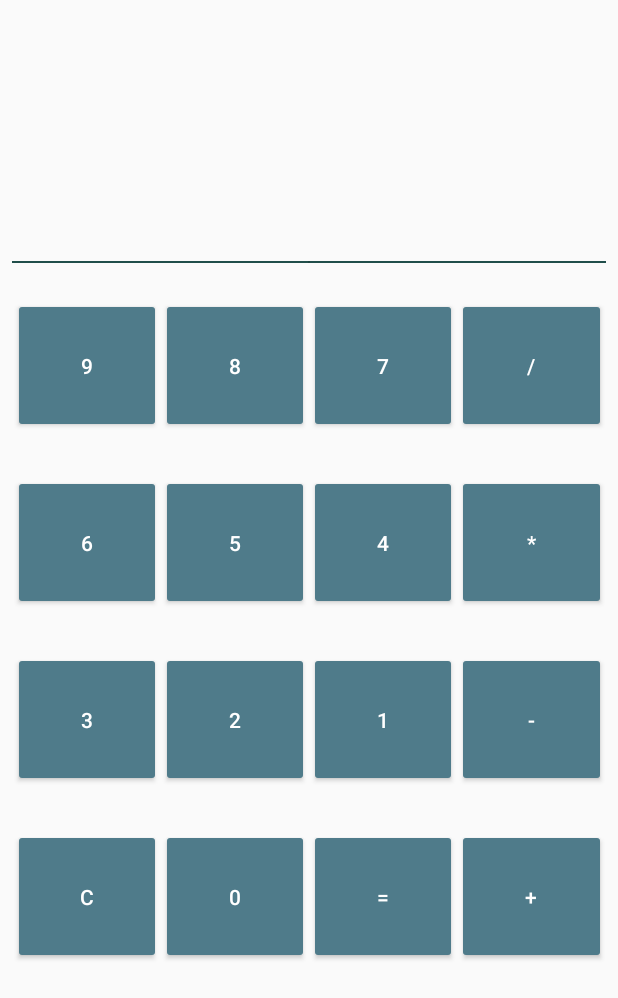
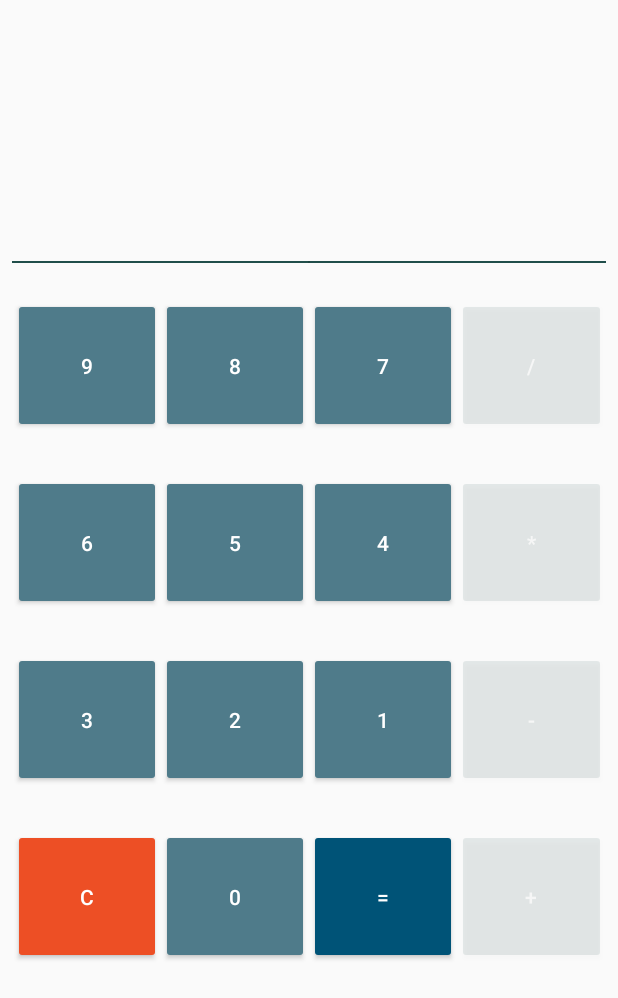
Before and after one commit to prateekro/AndroCalculator, an Android app: the ButtonCalculator screen opened directly, with no data from a screen before it, after a tap on an icon or button, on a phone screen of 412 x 824 dp. Shown: the top 998 px of the screen. Run offline under Robolectric (Android 15) with nearby library versions, the phone set to English and light mode, and no system bars.

Commit message:
Button calc completed

```diff
--- a/app/src/main/java/com/prateek/calculator/ButtonCalculator.java
+++ b/app/src/main/java/com/prateek/calculator/ButtonCalculator.java
@@ -7,12 +7,15 @@ import android.view.View;
 import android.widget.Button;
 import android.widget.TextView;
 
+import java.math.BigDecimal;
 import java.util.ArrayList;
+
+import static java.lang.Integer.parseInt;
 
 public class ButtonCalculator extends Activity implements View.OnClickListener {
 
     Button button[] = new Button[16];
-    TextView tv_view;
+    TextView tv_view, tv_result;
     String regex = "^(\\d+[\\+\\-\\*\\/]{1})+\\d+$";
 
     @Override
@@ -20,7 +23,9 @@ public class ButtonCalculator extends Activity implements View.OnClickListener {
         super.onCreate(savedInstanceState);
         setContentView(R.layout.activity_button_calculator);
         tv_view = (TextView) findViewById(R.id.tv_show);
+        tv_result = (TextView) findViewById(R.id.tv_result);
         tv_view.setText("");
+        tv_result.setText("");
 
 
     }
@@ -45,9 +50,9 @@ public class ButtonCalculator extends Activity implements View.OnClickListener {
 
     @Override
     public void onClick(View view) {
+        tv_result.setText("");
         for (Button btn: button){
             if(btn.getId() == view.getId()){
-
 
 //                setClickable(true);
 
@@ -71,7 +76,8 @@ public class ButtonCalculator extends Activity implements View.OnClickListener {
                 }else if(tv_view.getText().toString().matches("(\\d)*([\\+\\-\\*\\/]{1})\\d*")){
                     //split on symbol & perform symbol
                     Log.d("TAG - ButtonCalc", "onClick: Equals final regex with equal: " + (tv_view.getText().toString() + btn.getText().toString()));
-                    tv_view.setText(performCalculation(tv_view.getText().toString()));
+                    tv_result.setText(performCalculation(tv_view.getText().toString()));
+                    tv_view.setText("");
                 }
 
                 if(btn.getText().toString().contentEquals("C")){
@@ -92,14 +98,44 @@ public class ButtonCalculator extends Activity implements View.OnClickListener {
         String[] parts = full.split("([\\+\\-\\*\\/])");
         String part1 = parts[0]; // 004
         String part2 = parts[1];
+//        long temp = 0;
         String eval = "";
+        if (full.contains("/")) {
+            try  {
+                eval = ((new BigDecimal(part1)).divide(new BigDecimal(part2)))  + "";
+
+            } catch (Exception e) {
+                eval = "Undefined. Stop Testing me :D";
+            }
+        } else if(full.contains("*")){
+            try {
+                eval = (BigDecimal.valueOf(Double.parseDouble(part1)).multiply(BigDecimal.valueOf(Double.parseDouble(part2)))) + "";
+            } catch (Exception e) {
+                eval = "I'm still in process to learn";
+            }
+
+        }
+            else if(full.contains("-")){
+            eval = (parseInt(part1) - parseInt(part2)) + "";
+
+        }
+            else if(full.contains("+")){
+            eval = (parseInt(part1) + parseInt(part2)) + "";
+        }
+
+
+//        eval = " " + (part1) + (part2);
         return eval;
     }
 
     private void setClickable(Boolean bool){
         for (int i = 10; i < 14; i++){ // / * - +
             button[i].setClickable(bool);
-//            button[i].;
+            if (bool) {
+                button[i].setAlpha((float) 1);
+            } else {
+                button[i].setAlpha((float) 0.1);
+            }
 
         }
     }
--- a/app/src/main/res/layout/activity_button_calculator.xml
+++ b/app/src/main/res/layout/activity_button_calculator.xml
@@ -5,6 +5,21 @@
     android:layout_width="match_parent"
     android:layout_height="match_parent"
     tools:context=".ButtonCalculator">
+
+    <TextView
+        android:id="@+id/tv_result"
+        android:layout_width="359dp"
+        android:layout_height="wrap_content"
+        android:layout_marginStart="8dp"
+        android:layout_marginEnd="8dp"
+        android:fontFamily="sans-serif-thin"
+        android:textAlignment="center"
+        android:textColor="@color/colorPrimaryDark"
+        android:textSize="24sp"
+        app:layout_constraintBottom_toBottomOf="@+id/linear_1"
+        app:layout_constraintEnd_toEndOf="parent"
+        app:layout_constraintStart_toStartOf="parent"
+        app:layout_constraintTop_toTopOf="@+id/linear_1" />
 
     <LinearLayout
         android:id="@+id/linear_1"
@@ -96,7 +111,7 @@
             android:layout_width="wrap_content"
             android:layout_height="90dp"
             android:layout_weight="1"
-            android:backgroundTint="@color/colorBlack"
+            android:backgroundTint="@color/colorEngGreen"
             android:text="/"
             android:textColor="@android:color/background_light" />
     </LinearLayout>
@@ -148,7 +163,7 @@
             android:layout_width="wrap_content"
             android:layout_height="90dp"
             android:layout_weight="1"
-            android:backgroundTint="@color/colorBlack"
+            android:backgroundTint="@color/colorEngGreen"
             android:text="*"
             android:textColor="@android:color/background_light" />
     </LinearLayout>
@@ -200,7 +215,7 @@
             android:layout_width="wrap_content"
             android:layout_height="90dp"
             android:layout_weight="1"
-            android:backgroundTint="@color/colorBlack"
+            android:backgroundTint="@color/colorEngGreen"
             android:text="-"
             android:textColor="@android:color/background_light" />
     </LinearLayout>
@@ -225,7 +240,7 @@
             android:layout_width="wrap_content"
             android:layout_height="90dp"
             android:layout_weight="1"
-            android:backgroundTint="@color/colorBlack"
+            android:backgroundTint="@color/colorHighlight"
             android:text="C"
             android:textColor="@android:color/background_light" />
 
@@ -243,7 +258,7 @@
             android:layout_width="wrap_content"
             android:layout_height="90dp"
             android:layout_weight="1"
-            android:backgroundTint="@color/colorBlack"
+            android:backgroundTint="@color/colorPrimary"
             android:text="="
             android:textColor="@android:color/background_light" />
 
@@ -252,7 +267,7 @@
             android:layout_width="wrap_content"
             android:layout_height="90dp"
             android:layout_weight="1"
-            android:backgroundTint="@color/colorBlack"
+            android:backgroundTint="@color/colorEngGreen"
             android:text="+"
             android:textColor="@android:color/background_light" />
     </LinearLayout>
--- a/app/src/main/res/values/colors.xml
+++ b/app/src/main/res/values/colors.xml
@@ -5,4 +5,9 @@
     <color name="colorAccent">#9DBEAA</color>
     <color name="colorBlack">#4F7B8A</color>
     <color name="colorEngGreen">#204E4A</color>
+    <color name="colorHighlight">#ED4F25</color>
+    <color name="palatteBlk2">#956036</color>
+    <color name="palatteBlk1">#E5A050</color>
+    <color name="palatteBlk4">#ECCA71</color>
+    <color name="palatteBlk3">#95CCAB</color>
 </resources>
```
